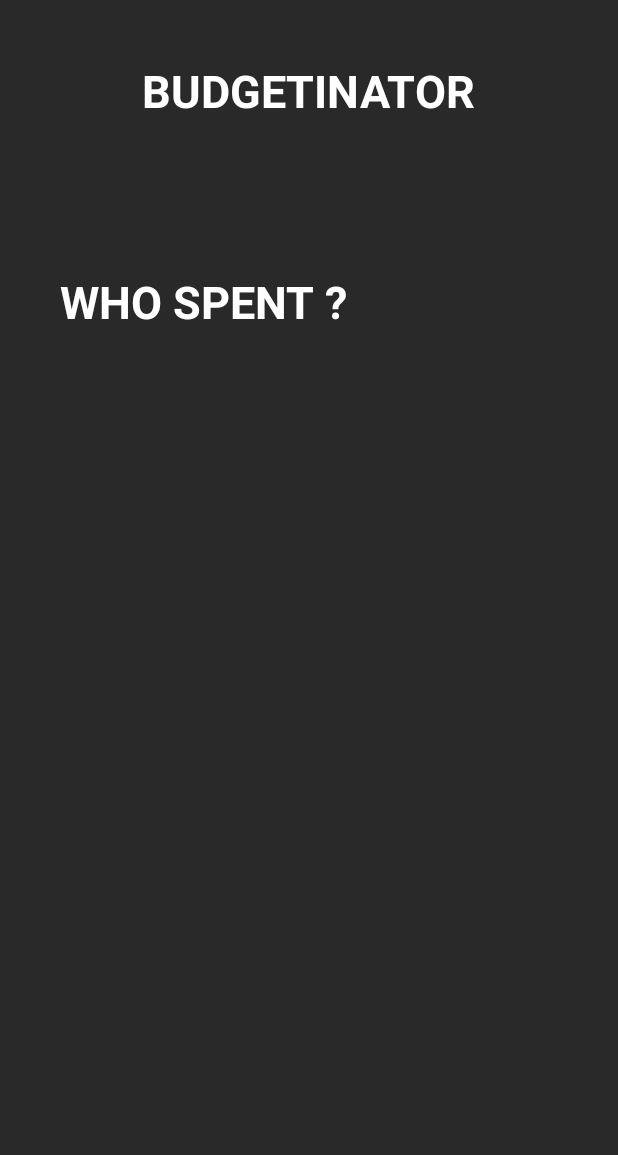
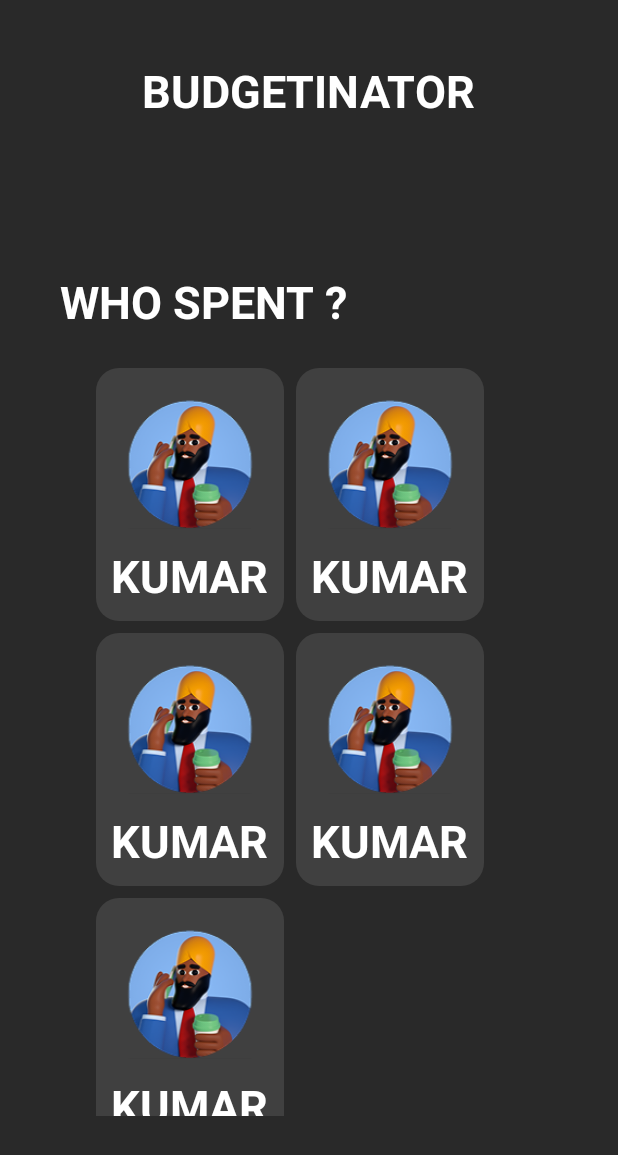
Before and after one commit to Jack-Willder/Family-Budget-Manager, an Android app: the layout whospent.xml on its own in the app's theme, with its tools: preview values and no code run, on a phone screen of 412 x 824 dp. Shown: the top 1155 px of the screen. Run offline under Robolectric (Android 15) with nearby library versions, the phone set to English and light mode, and no system bars.

Commit message:
who spent almost finished

```diff
--- a/app/src/main/res/layout/card.xml
+++ b/app/src/main/res/layout/card.xml
@@ -1,10 +1,9 @@
 <?xml version="1.0" encoding="utf-8"?>
 <LinearLayout xmlns:android="http://schemas.android.com/apk/res/android"
-    android:layout_width="match_parent"
-    android:layout_height="match_parent"
+    android:layout_width="200dp"
+    android:layout_height="350dp"
     android:orientation="vertical"
-    android:paddingTop="100dp"
-    android:paddingBottom="100dp"
+    android:padding="10dp"
     android:background="@drawable/card_background"
     android:layout_gravity="center">
 
@@ -14,14 +13,13 @@
         android:layout_gravity="center"
         android:layout_weight="1"
         android:contentDescription="@string/app_title"
-        android:padding="20dp"
         android:scaleType="fitXY"
         android:src="@mipmap/avatar_sample_foreground" />
     <TextView
         android:layout_width="wrap_content"
         android:layout_height="wrap_content"
         android:layout_gravity="center"
-        android:text="WHO SPENT ?"
+        android:text="KUMAR"
         android:textColor="#FFFFFF"
         android:textSize="30sp"
         android:textStyle="bold" />
--- a/app/src/main/res/layout/whospent.xml
+++ b/app/src/main/res/layout/whospent.xml
@@ -34,7 +34,7 @@
             android:layout_height="match_parent"
             android:orientation="vertical"
             android:paddingTop="100dp"
-            android:paddingBottom="100dp"
+            android:paddingBottom="20dp"
             android:layout_gravity="center">
 
             <TextView
@@ -49,10 +49,26 @@
             <GridLayout
                 android:layout_width="match_parent"
                 android:layout_height="0dp"
+                android:padding="20dp"
+                android:orientation="horizontal"
+                android:layout_gravity="fill_horizontal"
                 android:layout_weight="1"
-                android:orientation="vertical"
-                android:padding="20dp"
-                android:layout_gravity="center">
+                android:columnCount="2"
+                android:isScrollContainer="true"
+                android:useDefaultMargins="true"
+                android:alignmentMode="alignBounds"
+                android:columnOrderPreserved="false"
+                >
+
+                <include layout="@layout/card" />
+
+                <include layout="@layout/card" />
+
+                <include layout="@layout/card" />
+
+                <include layout="@layout/card" />
+
+                <include layout="@layout/card" />
 
             </GridLayout>
         </LinearLayout>
```
